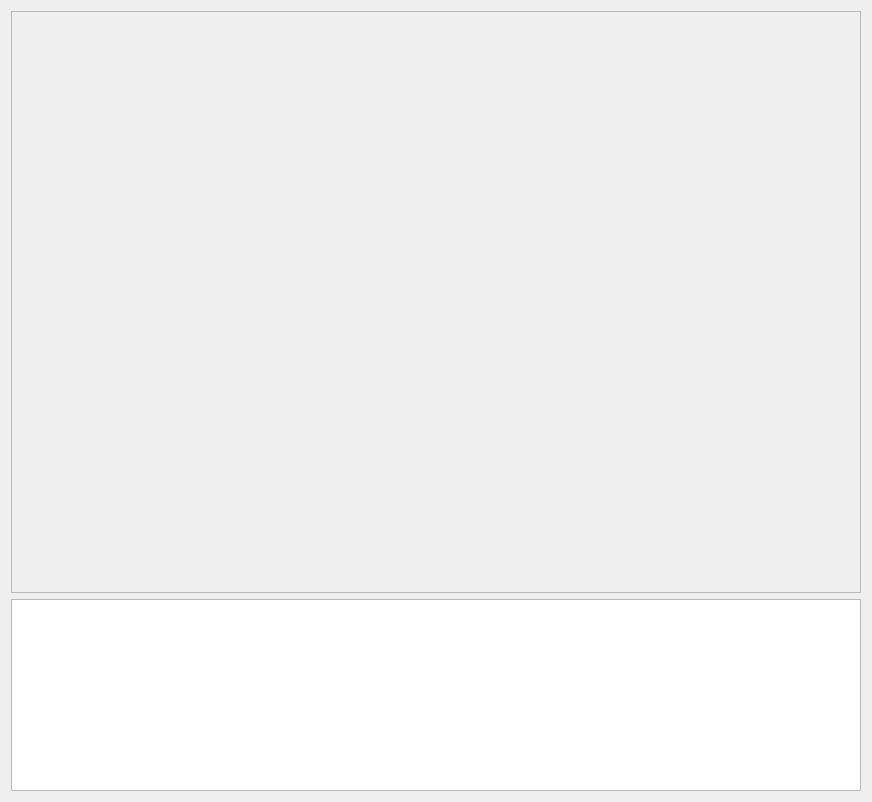
This is src/patient-client/src/topicdatadetails.ui in bit-cs-practicing/MedicalIntelligence as Qt 5 draws it before an edit. The edited form follows.
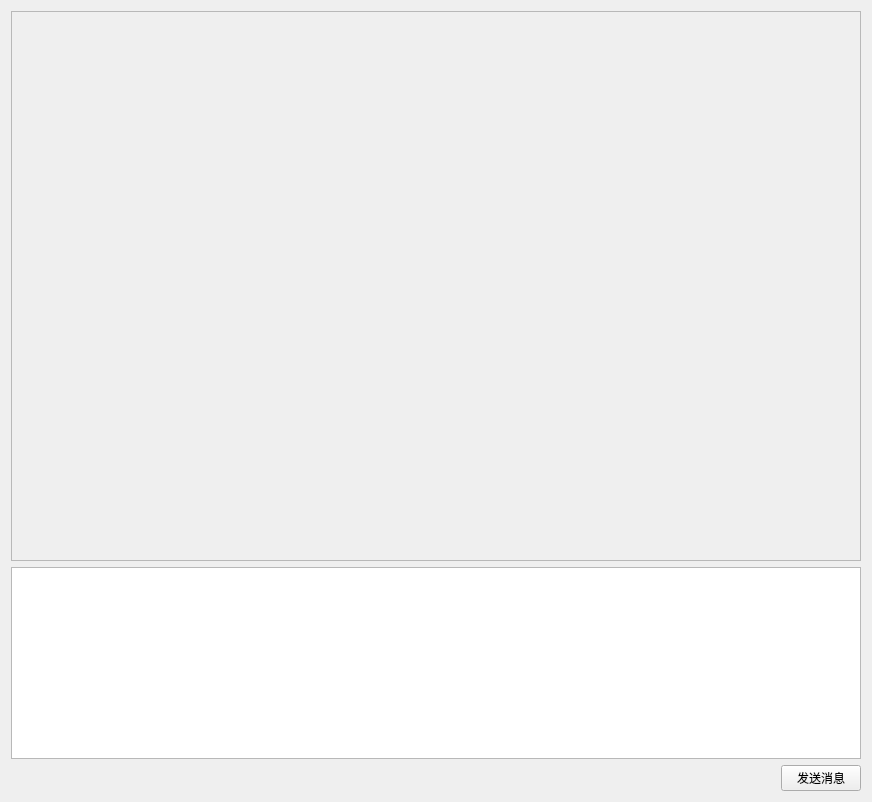
This is the edited form. Custom widgets are drawn as their Qt base class.

Commit message: feat(patient/topic): add send button

Patch:
```diff
--- a/src/patient-client/src/topicdatadetails.ui
+++ b/src/patient-client/src/topicdatadetails.ui
@@ -13,7 +13,7 @@
   <property name="windowTitle">
    <string>MedicalIntelligence (Patient Client)</string>
   </property>
-  <layout class="QGridLayout" name="gridLayout">
+  <layout class="QGridLayout" name="gridLayout" rowstretch="0,0,0,0">
    <item row="0" column="0">
     <widget class="QScrollArea" name="screen">
      <property name="widgetResizable">
@@ -25,7 +25,7 @@
         <x>0</x>
         <y>0</y>
         <width>852</width>
-        <height>584</height>
+        <height>556</height>
        </rect>
       </property>
      </widget>
@@ -34,6 +34,30 @@
    <item row="1" column="0" rowspan="2">
     <widget class="CustomTextEdit" name="message"/>
    </item>
+   <item row="3" column="0">
+    <layout class="QHBoxLayout" name="horizontalLayout">
+     <item>
+      <spacer name="horizontalSpacer">
+       <property name="orientation">
+        <enum>Qt::Horizontal</enum>
+       </property>
+       <property name="sizeHint" stdset="0">
+        <size>
+         <width>40</width>
+         <height>20</height>
+        </size>
+       </property>
+      </spacer>
+     </item>
+     <item>
+      <widget class="QPushButton" name="sendBtn">
+       <property name="text">
+        <string>发送消息</string>
+       </property>
+      </widget>
+     </item>
+    </layout>
+   </item>
   </layout>
  </widget>
  <customwidgets>
```
The commit also changes 2 other files.
